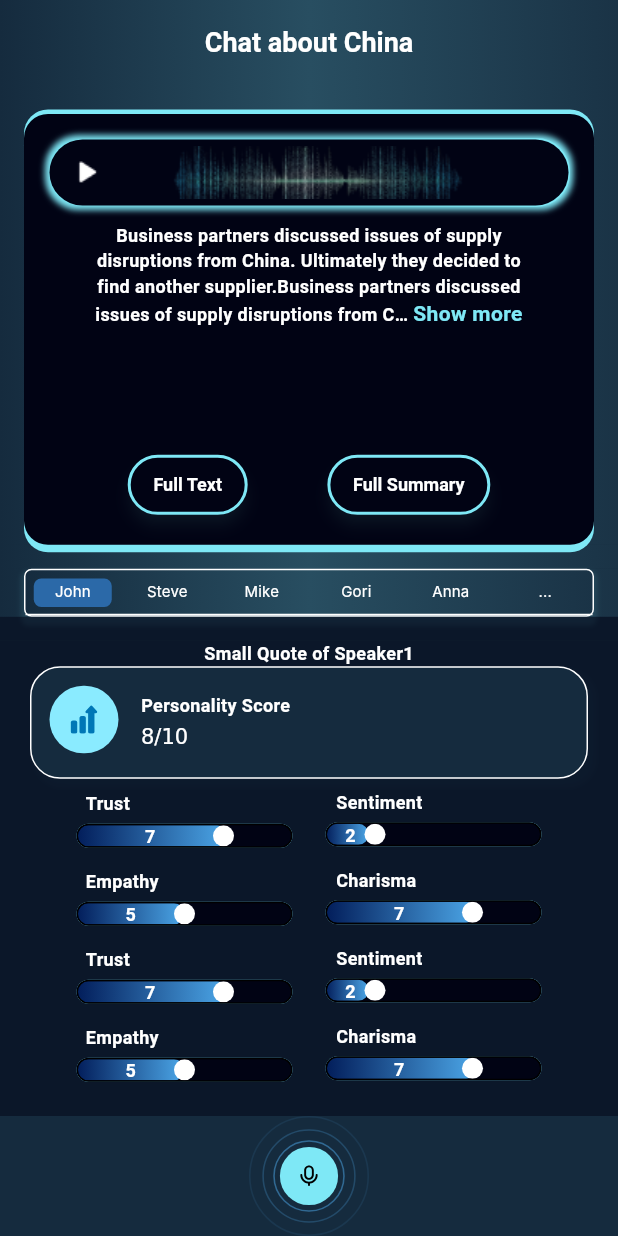
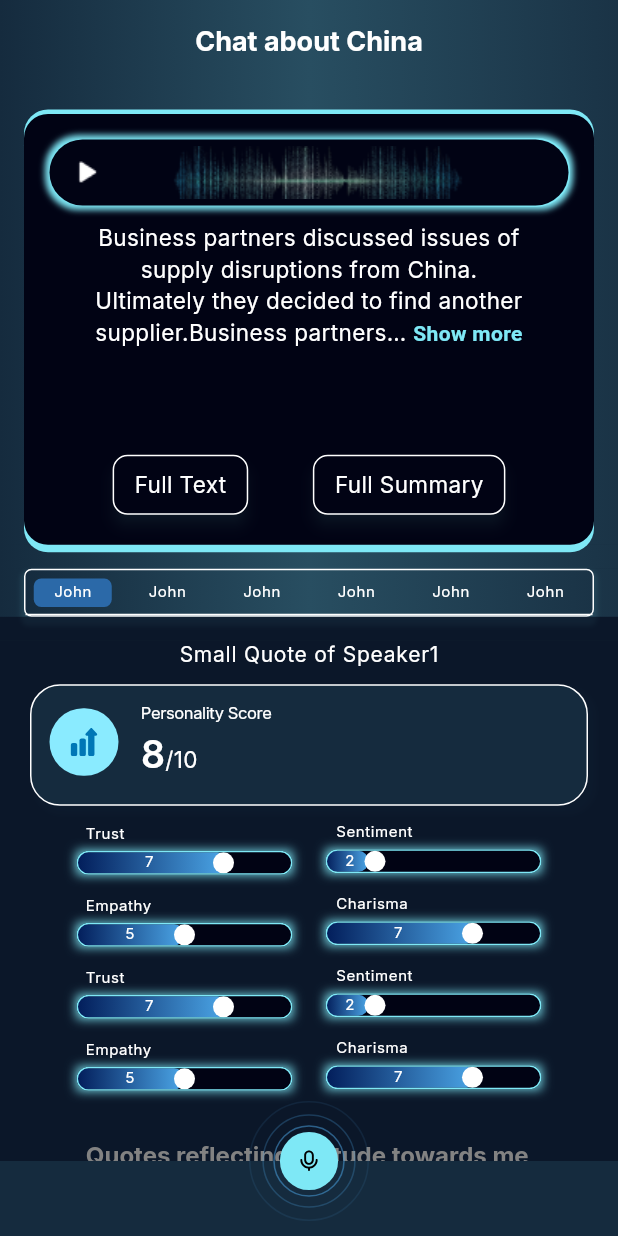
Before and after one commit to brb-dev/Personify, a Flutter app: the IndRecordScreen screen opened by its route, on a phone screen of 412 x 824 dp. Run offline on Flutter 3.47's test engine with Material 3 defaults, Android fonts, the phone set to English and light mode, and no system bars; drawn by our look-alikes of readmore; our stand-ins replace auto_route, cached_network_image, dartz, firebase_auth, firebase_core, flutter_bloc and 7 more; accounts and stored records are empty; network calls fail; Roboto replaces fonts that are missing (NunitonSans); project files that could hold a hidden picture were left out.

Commit message:
Refactoring UI

```diff
--- /dev/null
+++ b/lib/presentation/core/constants.dart
@@ -0,0 +1,25 @@
+import 'package:flutter/material.dart';
+
+abstract class Constants {
+  static List<Color> linearGradientColorSet1({required BuildContext context}) =>
+      [
+        Theme.of(context).colorScheme.scrim,
+        Theme.of(context).colorScheme.shadow,
+        Theme.of(context).colorScheme.surface,
+      ];
+  static List<Color> linearGradientColorSet2({required BuildContext context}) =>
+      [
+        Theme.of(context).colorScheme.tertiary,
+        Theme.of(context).colorScheme.outline,
+      ];
+  static List<Color> linearGradientColorSet3({required BuildContext context}) =>
+      [
+        Theme.of(context).colorScheme.inversePrimary,
+        Theme.of(context).colorScheme.inverseSurface,
+      ];
+  static List<Color> linearGradientColorSet4({required BuildContext context}) =>
+      [
+        Theme.of(context).primaryColor,
+        Theme.of(context).colorScheme.inversePrimary,
+      ];
+}
--- a/lib/presentation/core/theme/app_color.dart
+++ b/lib/presentation/core/theme/app_color.dart
@@ -14,6 +14,7 @@ class AppColor {
   static Color linearGradient1 = HexColor.fromHex('#021D5A');
   static Color linearGradient2 = HexColor.fromHex('#4CA7E8');
   static Color lightGrey = HexColor.fromHex('#828282');
+  static Color transparentColor = Colors.transparent;
 }
 
 extension HexColor on Color {
--- a/lib/presentation/core/theme/font_manager.dart
+++ b/lib/presentation/core/theme/font_manager.dart
@@ -19,6 +19,7 @@ class FontSize {
   static const double s10 = 10.0;
   static const double s12 = 12.0;
   static const double s14 = 14.0;
+  static const double s15 = 15.0;
   static const double s16 = 16.0;
   static const double s18 = 18.0;
   static const double s20 = 20.0;
--- a/lib/presentation/core/widgets/buttons/custom_icon_button.dart
+++ b/lib/presentation/core/widgets/buttons/custom_icon_button.dart
@@ -1,7 +1,4 @@
 import 'package:flutter/material.dart';
-import 'package:flutter/widgets.dart';
-
-import '../../theme/app_color.dart';
 
 class CustomIconButton extends StatelessWidget {
   const CustomIconButton({
--- a/lib/presentation/core/widgets/buttons/outline_gradient_button.dart
+++ b/lib/presentation/core/widgets/buttons/outline_gradient_button.dart
@@ -59,10 +59,12 @@ class OutlineGradientButton extends StatelessWidget {
       borderRadius: _borderRadius,
       child: InkWell(
         borderRadius: _borderRadius,
-        highlightColor:
-            inkWell ? Theme.of(context).highlightColor : Colors.transparent,
-        splashColor:
-            inkWell ? Theme.of(context).splashColor : Colors.transparent,
+        highlightColor: inkWell
+            ? Theme.of(context).highlightColor
+            : Theme.of(context).colorScheme.onInverseSurface,
+        splashColor: inkWell
+            ? Theme.of(context).splashColor
+            : Theme.of(context).colorScheme.onInverseSurface,
         onTap: onTap,
         onLongPress: onLongPress,
         onDoubleTap: onDoubleTap,
--- a/lib/presentation/home/ind_record_screen.dart
+++ b/lib/presentation/home/ind_record_screen.dart
@@ -1,11 +1,10 @@
 import 'package:auto_route/auto_route.dart';
-import 'package:flutter/cupertino.dart';
 import 'package:flutter/material.dart';
-import 'package:flutter/widgets.dart';
+import 'package:personify/presentation/core/theme/app_color.dart';
 import 'package:readmore/readmore.dart';
 
 import '../core/app_asset.dart';
-import '../core/theme/app_color.dart';
+import '../core/constants.dart';
 import '../core/widgets/buttons/custom_icon_button.dart';
 import '../core/widgets/buttons/outline_gradient_button.dart';
 import '../core/widgets/custom_image_view.dart';
@@ -28,17 +27,13 @@ class IndRecordScreen extends StatelessWidget {
         title: const Text('Chat about China'),
         centerTitle: true,
         automaticallyImplyLeading: false,
-        backgroundColor: Colors.transparent,
+        backgroundColor: Theme.of(context).colorScheme.onInverseSurface,
         flexibleSpace: Container(
           decoration: BoxDecoration(
             gradient: LinearGradient(
               begin: Alignment.centerLeft,
               end: Alignment.centerRight,
-              colors: <Color>[
-                Theme.of(context).colorScheme.scrim,
-                Theme.of(context).colorScheme.shadow,
-                Theme.of(context).colorScheme.surface,
-              ],
+              colors: Constants.linearGradientColorSet1(context: context),
             ),
           ),
         ),
@@ -60,11 +55,9 @@ class IndRecordScreen extends StatelessWidget {
                         gradient: LinearGradient(
                           begin: Alignment.centerLeft,
                           end: Alignment.centerRight,
-                          colors: [
-                            Theme.of(context).colorScheme.scrim,
-                            Theme.of(context).colorScheme.shadow,
-                            Theme.of(context).colorScheme.surface,
-                          ],
+                          colors: Constants.linearGradientColorSet1(
+                            context: context,
+                          ),
                         ),
                       ),
                       child: const Padding(
@@ -94,11 +87,7 @@ class IndRecordScreen extends StatelessWidget {
                   gradient: LinearGradient(
                     begin: Alignment.centerLeft,
                     end: Alignment.centerRight,
-                    colors: [
-                      Theme.of(context).colorScheme.scrim,
-                      Theme.of(context).colorScheme.shadow,
-                      Theme.of(context).colorScheme.surface,
-                    ],
+                    colors: Constants.linearGradientColorSet1(context: context),
                   ),
                 ),
                 height: 16,
@@ -127,19 +116,18 @@ class IndRecordScreen extends StatelessWidget {
           ),
         ),
       ),
-      bottomNavigationBar: Stack(
-        alignment: Alignment.center,
-        children: [
-          Container(
-            color: Theme.of(context).colorScheme.scrim,
-            height: 40,
-          ),
-          CustomImageView(
-            imagePath: AppAssets.mikeIcon,
-            width: 80,
-            height: 80,
-          ),
-        ],
+      floatingActionButton: GestureDetector(
+        onTap: () {},
+        child: CustomImageView(
+          imagePath: AppAssets.mikeIcon,
+          height: 80,
+          width: 80,
+        ),
+      ),
+      floatingActionButtonLocation: FloatingActionButtonLocation.centerDocked,
+      bottomNavigationBar: Container(
+        height: 50.0,
+        color: Theme.of(context).colorScheme.scrim,
       ),
     );
   }
--- a/lib/presentation/home/widgets/emotion_indicator.dart
+++ b/lib/presentation/home/widgets/emotion_indicator.dart
@@ -29,7 +29,7 @@ class _EmotionIndicator extends StatelessWidget {
             padding: EdgeInsets.only(left: isLeft ? 6 : 7),
             child: Text(
               title,
-              //style: theme.textTheme.bodySmall,
+              style: Theme.of(context).textTheme.bodySmall,
             ),
           ),
           const SizedBox(height: 5),
@@ -41,14 +41,24 @@ class _EmotionIndicator extends StatelessWidget {
               children: [
                 Align(
                   alignment: Alignment.center,
+                  child: Container(
+                    decoration: BoxDecoration(
+                      boxShadow: [
+                        BoxShadow(
+                          color: Theme.of(context).colorScheme.inversePrimary,
+                          blurRadius: 5.0,
+                        ),
+                      ],
+                    ),
                     child: Card(
                       clipBehavior: Clip.antiAlias,
                       elevation: 0,
                       margin: const EdgeInsets.all(0),
                       color: Theme.of(context).primaryColor,
                       shape: RoundedRectangleBorder(
-                      side: const BorderSide(
+                        side: BorderSide(
                           width: 1,
+                          color: Theme.of(context).colorScheme.inversePrimary,
                         ),
                         borderRadius: BorderRadius.circular(
                           8,
@@ -64,7 +74,8 @@ class _EmotionIndicator extends StatelessWidget {
                           ),
                           boxShadow: [
                             BoxShadow(
-                            color: Theme.of(context).colorScheme.inversePrimary,
+                              color:
+                                  Theme.of(context).colorScheme.inversePrimary,
                               spreadRadius: 2,
                               blurRadius: 2,
                               offset: const Offset(
@@ -87,10 +98,9 @@ class _EmotionIndicator extends StatelessWidget {
                                     7,
                                   ),
                                   gradient: LinearGradient(
-                                  colors: [
-                                    Theme.of(context).colorScheme.tertiary,
-                                    Theme.of(context).colorScheme.outline,
-                                  ],
+                                    colors: Constants.linearGradientColorSet2(
+                                      context: context,
+                                    ),
                                   ),
                                 ),
                               ),
@@ -114,13 +124,17 @@ class _EmotionIndicator extends StatelessWidget {
                       ),
                     ),
                   ),
+                ),
                 Align(
                   alignment: Alignment.topLeft,
                   child: Padding(
-                    padding: EdgeInsets.only(left: ratingProgress / 2),
+                    padding: EdgeInsets.only(
+                      left: ratingProgress / 2,
+                      top: 1,
+                    ),
                     child: Text(
                       rating,
-                      //style: theme.textTheme.bodySmall,
+                      style: Theme.of(context).textTheme.bodySmall,
                     ),
                   ),
                 ),
--- a/lib/presentation/home/widgets/highlight_section.dart
+++ b/lib/presentation/home/widgets/highlight_section.dart
@@ -45,16 +45,15 @@ class _HighlightSection extends StatelessWidget {
             gradient: LinearGradient(
               begin: const Alignment(0.07, 0.08),
               end: const Alignment(1, 0.81),
-              colors: [
-                Theme.of(context).colorScheme.inversePrimary,
-                Theme.of(context).colorScheme.inverseSurface,
-              ],
+              colors: Constants.linearGradientColorSet3(
+                context: context,
+              ),
             ),
             corners: const Corners(
-              topLeft: Radius.circular(18),
-              topRight: Radius.circular(18),
-              bottomLeft: Radius.circular(18),
-              bottomRight: Radius.circular(18),
+              topLeft: Radius.circular(22),
+              topRight: Radius.circular(22),
+              bottomLeft: Radius.circular(22),
+              bottomRight: Radius.circular(22),
             ),
             child: Padding(
               padding: const EdgeInsets.all(16),
--- a/lib/presentation/home/widgets/ind_tab_section.dart
+++ b/lib/presentation/home/widgets/ind_tab_section.dart
@@ -14,9 +14,15 @@ class _IndTabSection extends StatelessWidget {
         ),
         child: Column(
           children: [
-            const Text('Small Quote of Speaker1'),
+            Text(
+              'Small Quote of Speaker1',
+              style: Theme.of(context).textTheme.labelMedium?.copyWith(
+                    color: Theme.of(context).canvasColor,
+                  ),
+            ),
+            const SizedBox(height: 10),
             const _PersonalityScore(),
-            const SizedBox(height: 6),
+            const SizedBox(height: 10),
             for (var i = 0; i < _emotionData.length; i = i + 2)
               _PersonalityRowItem(
                 data1: _emotionData[i],
--- a/lib/presentation/home/widgets/personality_score.dart
+++ b/lib/presentation/home/widgets/personality_score.dart
@@ -52,28 +52,25 @@ class _PersonalityScore extends StatelessWidget {
             child: Column(
               crossAxisAlignment: CrossAxisAlignment.start,
               children: [
-                const Text(
+                Text(
                   "Personality Score",
-                  //style: CustomTextStyles.bodySmall11,
+                  style: Theme.of(context).textTheme.displayLarge,
                 ),
                 const SizedBox(height: 4),
-                SizedBox(
-                  width: 38,
-                  child: RichText(
-                    text: const TextSpan(
+                RichText(
+                  text: TextSpan(
                     children: [
                       TextSpan(
                         text: "8",
-                          // style: theme.textTheme.headlineSmall,
+                        style: Theme.of(context).textTheme.labelLarge,
                       ),
                       TextSpan(
                         text: "/10",
-                          // style: CustomTextStyles.bodyMediumffffffff,
+                        style: Theme.of(context).textTheme.bodyMedium,
                       ),
                     ],
                   ),
                   textAlign: TextAlign.left,
-                  ),
                 ),
               ],
             ),
--- a/lib/presentation/home/widgets/tab_bar_section.dart
+++ b/lib/presentation/home/widgets/tab_bar_section.dart
@@ -8,11 +8,7 @@ class _TabBarSection extends StatelessWidget {
         gradient: LinearGradient(
           begin: Alignment.centerLeft,
           end: Alignment.centerRight,
-          colors: [
-            Theme.of(context).colorScheme.scrim,
-            Theme.of(context).colorScheme.shadow,
-            Theme.of(context).colorScheme.surface,
-          ],
+          colors: Constants.linearGradientColorSet1(context: context),
         ),
       ),
       child: Padding(
@@ -26,11 +22,7 @@ class _TabBarSection extends StatelessWidget {
             gradient: LinearGradient(
               begin: Alignment.centerLeft,
               end: Alignment.centerRight,
-              colors: [
-                Theme.of(context).colorScheme.scrim,
-                Theme.of(context).colorScheme.shadow,
-                Theme.of(context).colorScheme.surface,
-              ],
+              colors: Constants.linearGradientColorSet1(context: context),
             ),
             borderRadius: BorderRadius.circular(
               5,
@@ -57,17 +49,9 @@ class _TabBarSection extends StatelessWidget {
           child: TabBar(
             labelPadding: EdgeInsets.zero,
             labelColor: Theme.of(context).canvasColor,
-            labelStyle: const TextStyle(
-              fontSize: 10,
-              fontFamily: 'Inter',
-              fontWeight: FontWeight.w400,
-            ),
+            labelStyle: Theme.of(context).textTheme.bodySmall,
             unselectedLabelColor: Theme.of(context).canvasColor,
-            unselectedLabelStyle: const TextStyle(
-              fontSize: 10,
-              fontFamily: 'Inter',
-              fontWeight: FontWeight.w400,
-            ),
+            unselectedLabelStyle: Theme.of(context).textTheme.bodySmall,
             indicatorPadding: const EdgeInsets.all(
               5.5,
             ),
@@ -78,41 +62,21 @@ class _TabBarSection extends StatelessWidget {
               ),
             ),
             indicatorSize: TabBarIndicatorSize.tab,
-            tabs: const [
-              Tab(
-                child: Text(
-                  "John",
-                ),
-              ),
-              Tab(
-                child: Text(
-                  "Steve",
-                ),
-              ),
-              Tab(
-                child: Text(
-                  "Mike",
-                ),
-              ),
-              Tab(
-                child: Text(
-                  "Gori",
-                ),
-              ),
-              Tab(
-                child: Text(
-                  "Anna",
-                ),
-              ),
-              Tab(
-                child: Text(
-                  "...",
-                ),
-              ),
-            ],
+            tabs: _speakerNames
+                .map(
+                  (e) => const Tab(
+                    child: Text(
+                      "John",
+                    ),
+                  ),
+                )
+                .toList(),
           ),
         ),
       ),
     );
   }
 }
+
+List<String> get _speakerNames =>
+    ['John', 'Steve', 'Mike', 'Gori', 'Anna', '...'];
--- a/lib/presentation/home/widgets/transcript_section.dart
+++ b/lib/presentation/home/widgets/transcript_section.dart
@@ -5,7 +5,6 @@ class _TranscriptSection extends StatelessWidget {
   @override
   Widget build(BuildContext context) {
     return Container(
-      //height: MediaQuery.of(context).size.height * 0.3,
       width: double.maxFinite,
       padding: const EdgeInsets.all(16),
       decoration: BoxDecoration(
@@ -75,6 +74,7 @@ class _TranscriptSection extends StatelessWidget {
                   color: Theme.of(context).colorScheme.inversePrimary,
                 ),
                 textAlign: TextAlign.center,
+                style: Theme.of(context).textTheme.bodyMedium,
               ),
             ),
           ),
@@ -85,12 +85,50 @@ class _TranscriptSection extends StatelessWidget {
             mainAxisAlignment: MainAxisAlignment.spaceEvenly,
             children: [
               ElevatedButton(
+                style: Theme.of(context).elevatedButtonTheme.style?.copyWith(
+                  side: MaterialStateProperty.resolveWith<BorderSide>(
+                    (_) {
+                      return BorderSide(
+                        color: Theme.of(context).canvasColor,
+                      );
+                    },
+                  ),
+                  shape: MaterialStateProperty.resolveWith<OutlinedBorder>(
+                    (_) {
+                      return RoundedRectangleBorder(
+                        borderRadius: BorderRadius.circular(10),
+                      );
+                    },
+                  ),
+                ),
                 onPressed: () {},
-                child: const Text('Full Text'),
+                child: Text(
+                  'Full Text',
+                  style: Theme.of(context).textTheme.bodyMedium,
+                ),
               ),
               ElevatedButton(
+                style: Theme.of(context).elevatedButtonTheme.style?.copyWith(
+                  side: MaterialStateProperty.resolveWith<BorderSide>(
+                    (_) {
+                      return BorderSide(
+                        color: Theme.of(context).canvasColor,
+                      );
+                    },
+                  ),
+                  shape: MaterialStateProperty.resolveWith<OutlinedBorder>(
+                    (_) {
+                      return RoundedRectangleBorder(
+                        borderRadius: BorderRadius.circular(10),
+                      );
+                    },
+                  ),
+                ),
                 onPressed: () {},
-                child: const Text('Full Summary'),
+                child: Text(
+                  'Full Summary',
+                  style: Theme.of(context).textTheme.bodyMedium,
+                ),
               ),
             ],
           )
@@ -109,10 +147,7 @@ class _TranscriptSection extends StatelessWidget {
   LinearGradient _gradient({required BuildContext context}) => LinearGradient(
         begin: const Alignment(0.07, 0.08),
         end: const Alignment(1, 0.81),
-        colors: [
-          Theme.of(context).primaryColor,
-          Theme.of(context).colorScheme.inversePrimary,
-        ],
+        colors: Constants.linearGradientColorSet4(context: context),
       );
 
   List<BoxShadow> _boxShadow({required BuildContext context}) => [
--- a/pubspec.yaml
+++ b/pubspec.yaml
@@ -49,6 +49,7 @@ dependencies:
   shimmer: ^3.0.0
   top_snackbar_flutter: ^3.1.0
   readmore: ^3.0.0
+  google_fonts: ^6.2.1
 
 dev_dependencies:
   flutter_test:
```
Also changed, not shown: lib/presentation/core/theme/app_theme.dart (+56 -28 lines), lib/presentation/core/theme/base_style.dart (deleted, +0 -112 lines), pubspec.lock. Lines whose indentation alone changed are shown as unchanged.
